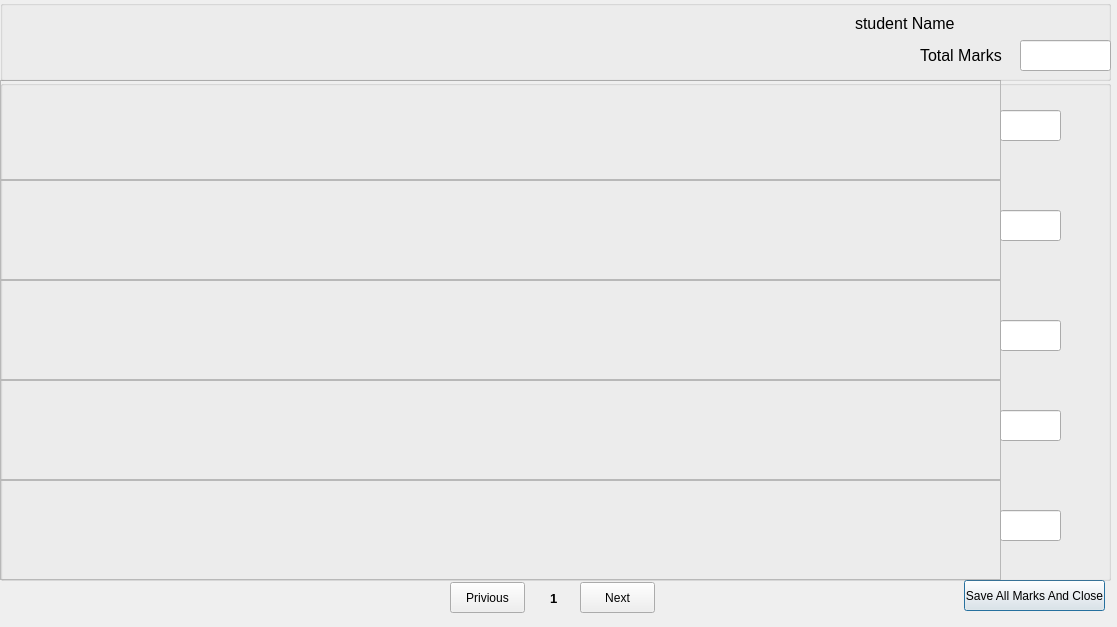
dkithmal/BinduProjectTeacher, file markingpapers.ui: the form before one commit.
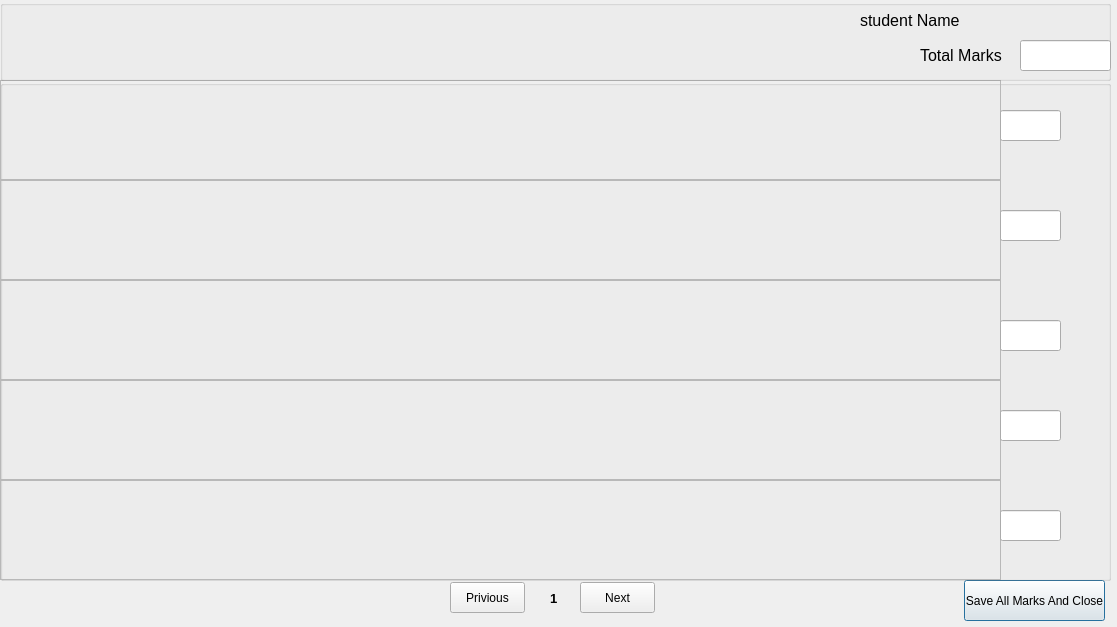
The form after the commit.

```diff
--- a/markingpapers.ui
+++ b/markingpapers.ui
@@ -19,7 +19,7 @@
      <x>964</x>
      <y>580</y>
      <width>141</width>
-     <height>31</height>
+     <height>41</height>
     </rect>
    </property>
    <property name="text">
@@ -353,31 +353,43 @@
      </font>
     </property>
    </widget>
+   <widget class="QWidget" name="">
+    <property name="geometry">
+     <rect>
+      <x>860</x>
+      <y>0</y>
+      <width>251</width>
+      <height>41</height>
+     </rect>
+    </property>
+    <layout class="QHBoxLayout" name="horizontalLayout">
+     <item>
    <widget class="QLabel" name="label">
-    <property name="geometry">
-     <rect>
-      <x>855</x>
-      <y>13</y>
-      <width>101</width>
+       <property name="minimumSize">
+        <size>
+         <width>100</width>
       <height>20</height>
-     </rect>
+        </size>
     </property>
     <property name="text">
      <string>student Name</string>
     </property>
    </widget>
+     </item>
+     <item>
    <widget class="QLabel" name="lStudentName">
-    <property name="geometry">
-     <rect>
-      <x>970</x>
-      <y>10</y>
-      <width>131</width>
-      <height>21</height>
-     </rect>
+       <property name="minimumSize">
+        <size>
+         <width>130</width>
+         <height>20</height>
+        </size>
     </property>
     <property name="text">
      <string/>
     </property>
+      </widget>
+     </item>
+    </layout>
    </widget>
   </widget>
  </widget>
```
Left out of the diff: 17 changed lines with no effect on the pictures. Lines whose indentation alone changed are shown as unchanged.
